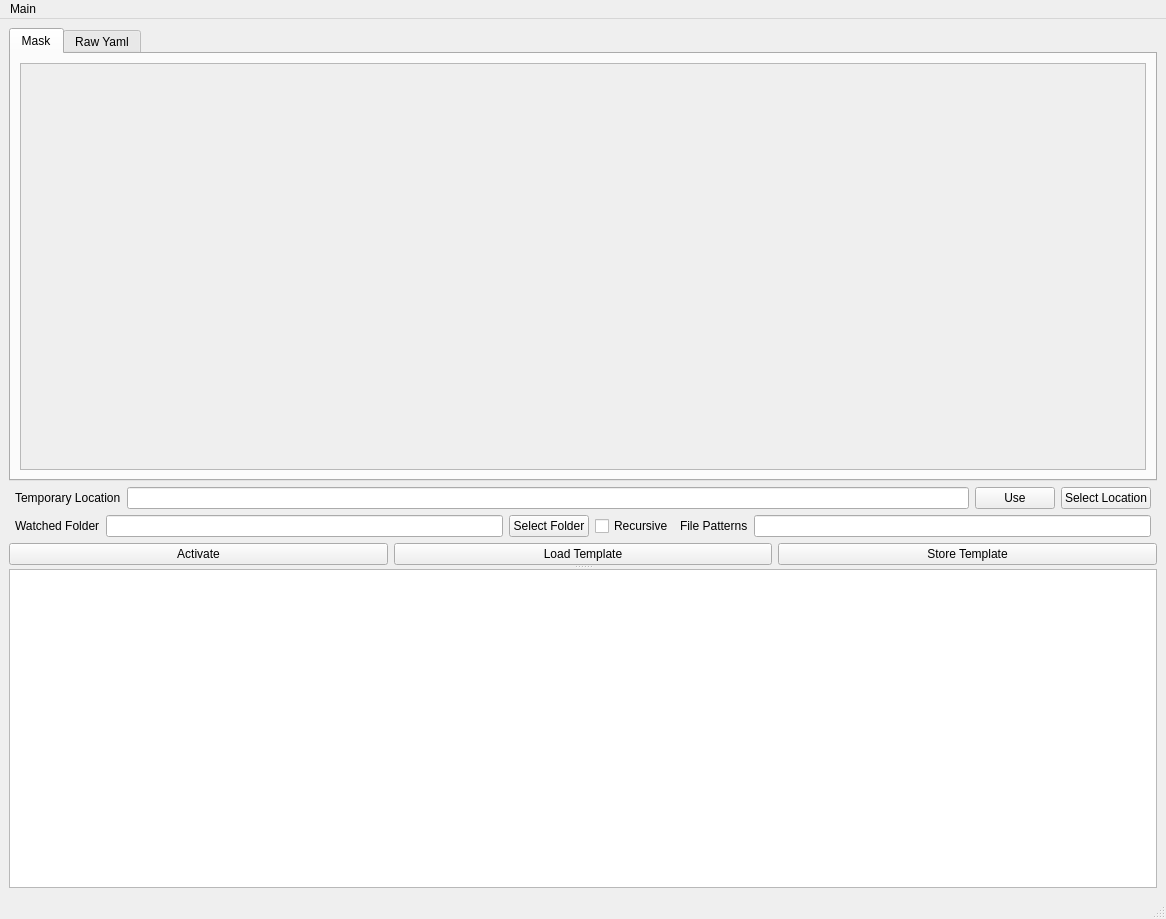
Qt form autotag_metadata/ui/main_window.ui (echemdb/autotag-metadata) before a commit.
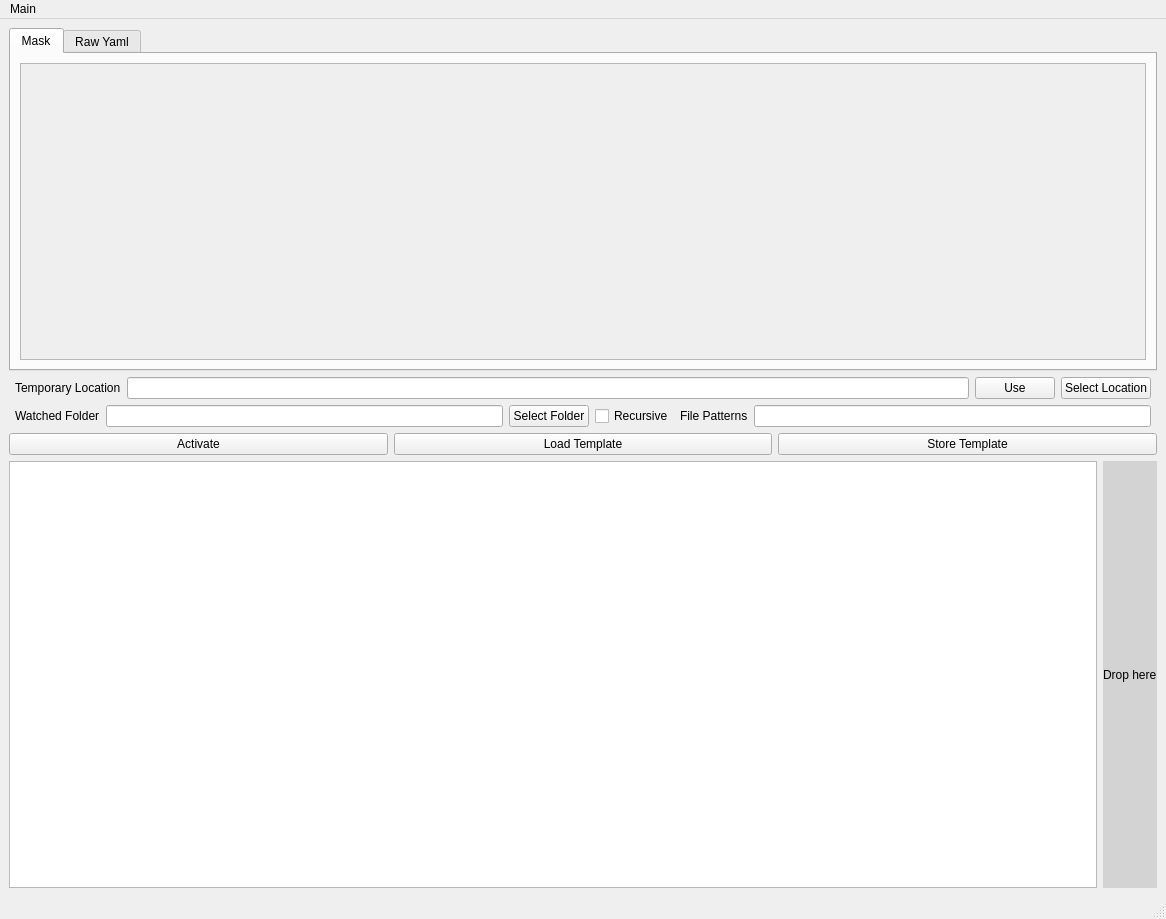
The same form after that commit. Custom widgets are drawn as their Qt base class.

```diff
--- a/autotag_metadata/ui/main_window.ui
+++ b/autotag_metadata/ui/main_window.ui
@@ -14,13 +14,8 @@
    <string>MainWindow</string>
   </property>
   <widget class="QWidget" name="centralwidget">
-   <layout class="QGridLayout" name="gridLayout">
-    <item row="0" column="0">
-     <widget class="QSplitter" name="splitter">
-      <property name="orientation">
-       <enum>Qt::Orientation::Vertical</enum>
-      </property>
-      <widget class="QWidget" name="">
+   <layout class="QVBoxLayout" name="verticalLayout_15">
+    <item>
        <layout class="QVBoxLayout" name="verticalLayout">
         <property name="sizeConstraint">
          <enum>QLayout::SizeConstraint::SetDefaultConstraint</enum>
@@ -61,7 +56,7 @@
                  <x>0</x>
                  <y>0</y>
                  <width>1122</width>
-                 <height>356</height>
+               <height>269</height>
                 </rect>
                </property>
                <layout class="QVBoxLayout" name="verticalLayout_3"/>
@@ -252,7 +247,10 @@
          </layout>
         </item>
        </layout>
-      </widget>
+    </item>
+    <item>
+     <layout class="QHBoxLayout" name="horizontalLayout_6">
+      <item>
       <widget class="QPlainTextEdit" name="pteLogging">
        <property name="sizePolicy">
         <sizepolicy hsizetype="Expanding" vsizetype="Expanding">
@@ -264,7 +262,21 @@
         <bool>true</bool>
        </property>
       </widget>
-     </widget>
+      </item>
+      <item>
+       <widget class="LabelDropzone" name="label_dropzone">
+        <property name="autoFillBackground">
+         <bool>false</bool>
+        </property>
+        <property name="styleSheet">
+         <string notr="true">background-color: lightgray;</string>
+        </property>
+        <property name="text">
+         <string>Drop here</string>
+        </property>
+       </widget>
+      </item>
+     </layout>
     </item>
    </layout>
   </widget>
@@ -292,6 +304,13 @@
    </property>
   </action>
  </widget>
+ <customwidgets>
+  <customwidget>
+   <class>LabelDropzone</class>
+   <extends>QLabel</extends>
+   <header>autotag_metadata.ui.labeldropzone</header>
+  </customwidget>
+ </customwidgets>
  <resources/>
  <connections/>
 </ui>
```
Lines whose indentation alone changed are shown as unchanged.
